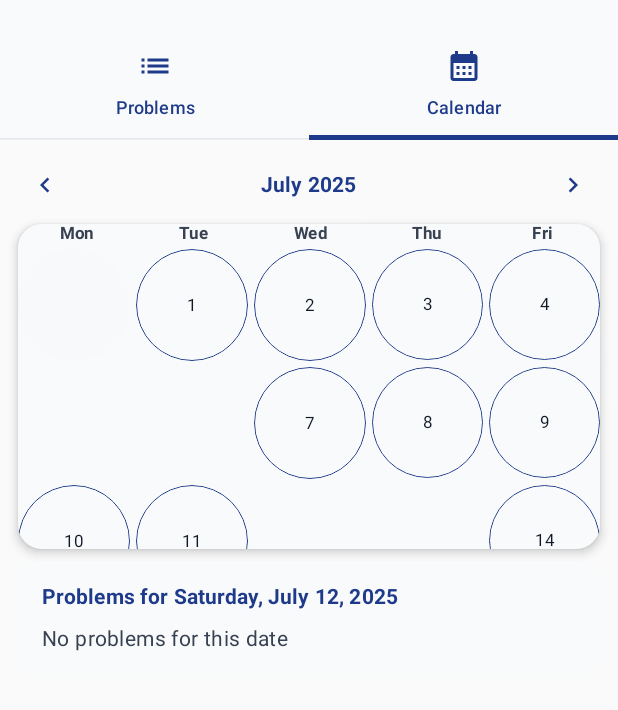
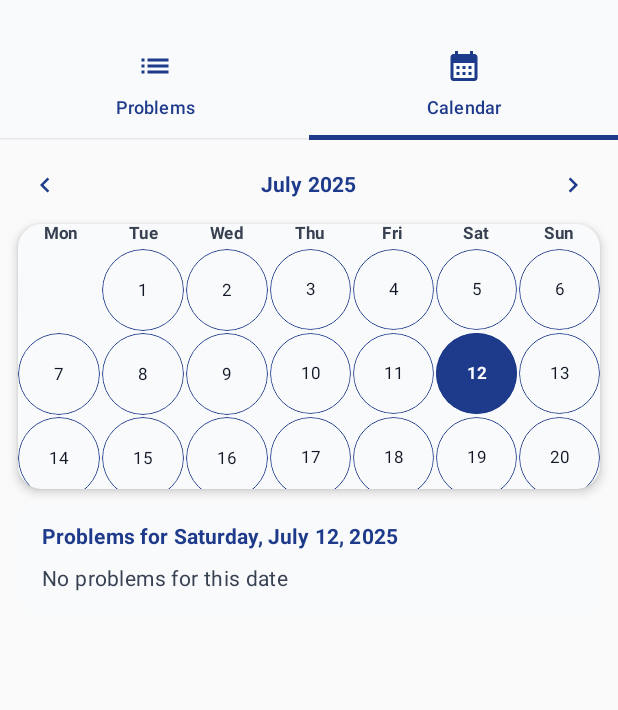
Before and after one commit to gunainvestor/GenAI_life-problem-solver, an Android app built with Jetpack Compose: the MainScreen screen opened through its navigation route, tab 2 chosen, on a phone screen of 412 x 824 dp, the part 64-774 px from its top. Run offline under Robolectric (Android 15) with nearby library versions, the phone set to English and light mode, and no system bars; our stand-ins replace Dagger/Hilt's generated code; 2 statements that could not run were skipped.

Commit message:
fix: restore original 7-column calendar view in main calendar tab
- Revert to standard 7-day week layout (Mon-Sun)
- Show all days of the month, including weekends
- Keep card background for month block
- Remove weekday-only and 5-column changes

```diff
--- a/app/src/main/java/com/lifeproblemsolver/app/ui/screens/CalendarScreen.kt
+++ b/app/src/main/java/com/lifeproblemsolver/app/ui/screens/CalendarScreen.kt
@@ -153,17 +153,8 @@ fun CalendarGrid(
     val firstDayOfMonth = currentMonth.atDay(1)
     val firstDayOfWeek = firstDayOfMonth.dayOfWeek.value
 
-    // Calculate the number of days from previous month to show (Monday-Friday only)
-    val daysFromPreviousMonth = when (firstDayOfWeek) {
-        1 -> 0 // Monday
-        2 -> 1 // Tuesday
-        3 -> 2 // Wednesday
-        4 -> 3 // Thursday
-        5 -> 4 // Friday
-        6 -> 0 // Saturday - start fresh
-        7 -> 0 // Sunday - start fresh
-        else -> 0
-    }
+    // Calculate the number of days from previous month to show
+    val daysFromPreviousMonth = if (firstDayOfWeek == 1) 0 else firstDayOfWeek - 1
 
     Column {
         // Day headers
@@ -171,7 +162,7 @@ fun CalendarGrid(
             modifier = Modifier.fillMaxWidth(),
             horizontalArrangement = Arrangement.SpaceEvenly
         ) {
-            listOf("Mon", "Tue", "Wed", "Thu", "Fri").forEach { dayName ->
+            listOf("Mon", "Tue", "Wed", "Thu", "Fri", "Sat", "Sun").forEach { dayName ->
                 Text(
                     text = dayName,
                     style = MaterialTheme.typography.labelSmall,
@@ -187,10 +178,10 @@ fun CalendarGrid(
 
         // Calendar grid - compact height, no scrolling
         LazyVerticalGrid(
-            columns = GridCells.Fixed(5),
-            horizontalArrangement = Arrangement.spacedBy(4.dp),
-            verticalArrangement = Arrangement.spacedBy(4.dp),
-            modifier = Modifier.height(200.dp)
+            columns = GridCells.Fixed(7),
+            horizontalArrangement = Arrangement.spacedBy(1.dp),
+            verticalArrangement = Arrangement.spacedBy(1.dp),
+            modifier = Modifier.height(160.dp)
         ) {
             // Previous month days
             items(daysFromPreviousMonth) {
@@ -209,11 +200,9 @@ fun CalendarGrid(
                 }
             }
 
-            // Current month days (weekdays only)
+            // Current month days
             items(daysInMonth) { day ->
                 val date = currentMonth.atDay(day + 1)
-                // Only show weekdays (Monday = 1, Friday = 5)
-                if (date.dayOfWeek.value in 1..5) {
                 val isSelected = date == selectedDate
                 val isToday = date == LocalDate.now()
                 val hasProblems = groupedProblems.containsKey(date)
@@ -228,15 +217,10 @@ fun CalendarGrid(
                     onClick = { onDateSelected(date) }
                 )
             }
-            }
 
             // Next month days to fill the grid
-            val weekdayCount = (1..daysInMonth).count { day ->
-                val date = currentMonth.atDay(day)
-                date.dayOfWeek.value in 1..5
-            }
-            val totalCells = 35 // 7 rows * 5 columns
-            val remainingCells = totalCells - daysFromPreviousMonth - weekdayCount
+            val totalCells = 42 // 6 rows * 7 columns
+            val remainingCells = totalCells - daysFromPreviousMonth - daysInMonth
             items(remainingCells) {
                 Box(
                     modifier = Modifier
```
Lines whose indentation alone changed are shown as unchanged.
